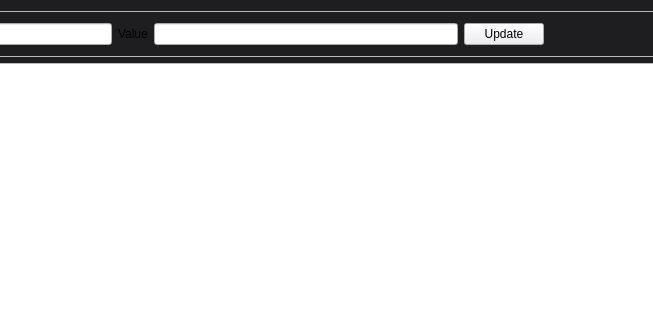
Before: the Qt Designer form MainWindow.ui in deltaxrobot/Delta-X-Software, drawn with Qt 5; both pictures show x 328 to 981 and y 0 to 320 of the 1200 by 700 pixel window.
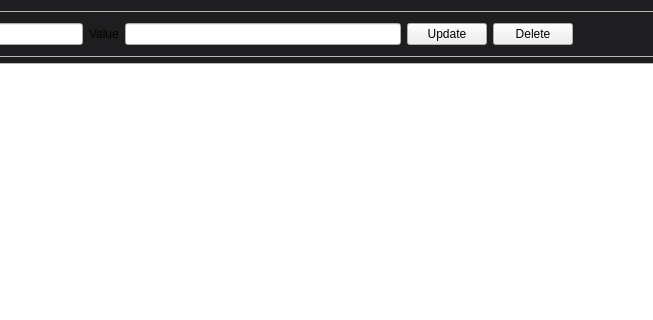
After: the same form once the commit is applied. The open tabs and pages were chosen to show the change. Icons and pictures are not drawn.

Diff of the .ui file:
```diff
--- a/MainWindow.ui
+++ b/MainWindow.ui
@@ -770,6 +770,13 @@
                    </property>
                   </widget>
                  </item>
+                 <item>
+                  <widget class="QPushButton" name="pbDeleteSelectedVar">
+                   <property name="text">
+                    <string>Delete</string>
+                   </property>
+                  </widget>
+                 </item>
                  <item>
                   <spacer name="horizontalSpacer_7">
                    <property name="orientation">
```
Left out of the diff: 4 changed lines with no effect on the pictures.
